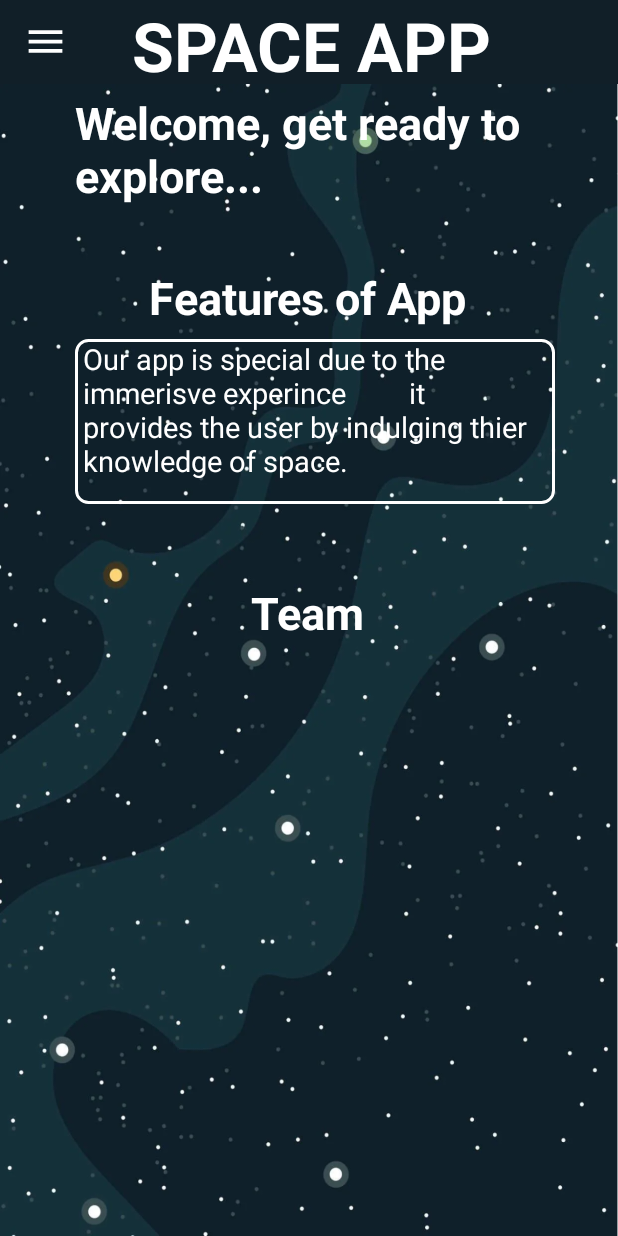
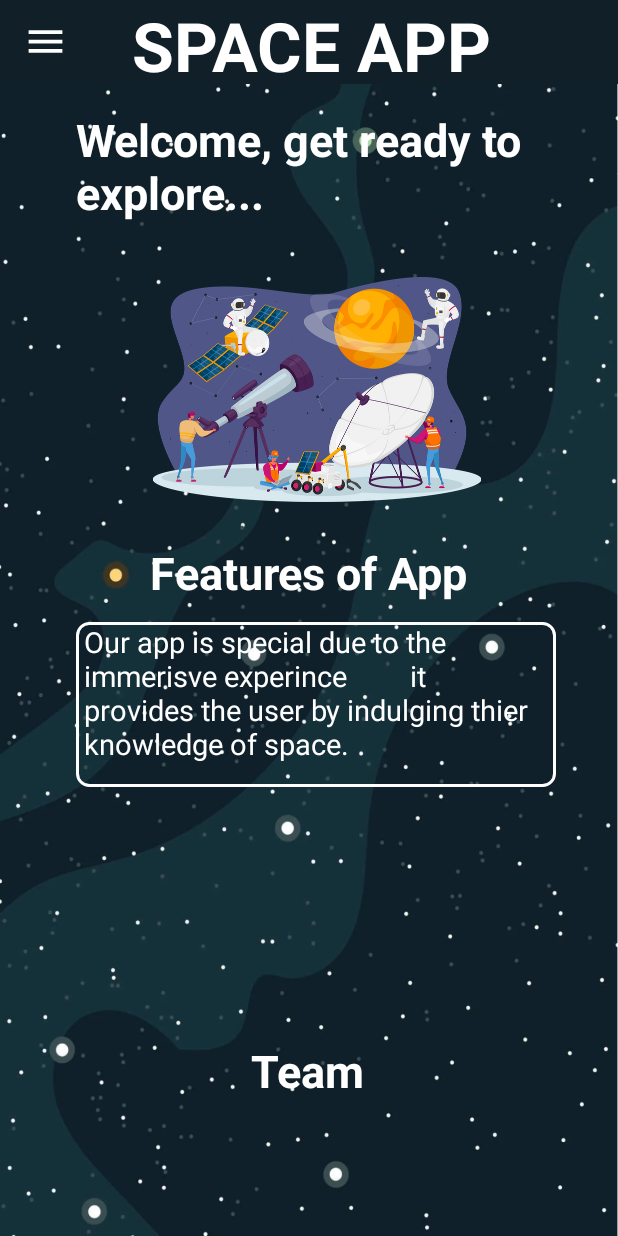
Before and after one commit to stephenthomas04/Space_News_App, an Android app: the screen it shows after launch (MainActivity), on a phone screen of 412 x 824 dp. Run offline under Robolectric (Android 15) with nearby library versions, the phone set to English and light mode, and no system bars; our stand-ins replace Volley, navigation-ui; Roboto replaces fonts that are not available here.

Commit message:
added pic to home screen

```diff
--- a/app/src/main/res/layout/fragment_home.xml
+++ b/app/src/main/res/layout/fragment_home.xml
@@ -1,5 +1,6 @@
 <?xml version="1.0" encoding="utf-8"?>
-<FrameLayout xmlns:android="http://schemas.android.com/apk/res/android"
+<androidx.constraintlayout.widget.ConstraintLayout xmlns:android="http://schemas.android.com/apk/res/android"
+    xmlns:app="http://schemas.android.com/apk/res-auto"
     xmlns:tools="http://schemas.android.com/tools"
     android:layout_width="match_parent"
     android:layout_height="match_parent"
@@ -8,59 +9,90 @@
     tools:context=".Home">
 
 
+    <TextView
+        android:id="@+id/textView4"
+        android:layout_width="310dp"
+        android:layout_height="105dp"
+        android:layout_gravity="top"
+        android:gravity="top"
+        android:text="Welcome, get ready to explore..."
+        android:textColor="@color/white"
+        android:textSize="30dp"
+        android:textStyle="bold"
+        app:layout_constraintBottom_toBottomOf="parent"
+        app:layout_constraintEnd_toEndOf="parent"
+        app:layout_constraintHorizontal_bias="0.495"
+        app:layout_constraintStart_toStartOf="parent"
+        app:layout_constraintTop_toTopOf="parent"
+        app:layout_constraintVertical_bias="0.025" />
 
-        <TextView
-            android:layout_width="310dp"
-            android:layout_height="105dp"
-            android:gravity="top"
-            android:layout_gravity="top"
-            android:layout_marginTop="5dp"
-            android:layout_marginLeft="50dp"
-            android:textStyle="bold"
-            android:text="Welcome, get ready to explore..."
-            android:textColor="@color/white"
-            android:textSize="30dp" />
-
+    <ImageView
+        android:id="@+id/imageView2"
+        android:layout_width="300dp"
+        android:layout_height="150dp"
+        android:layout_gravity="center"
+        android:src="@drawable/homepic1"
+        app:layout_constraintBottom_toBottomOf="parent"
+        app:layout_constraintEnd_toEndOf="parent"
+        app:layout_constraintHorizontal_bias="0.549"
+        app:layout_constraintStart_toStartOf="parent"
+        app:layout_constraintTop_toTopOf="parent"
+        app:layout_constraintVertical_bias="0.208" />
 
     <TextView
+        android:id="@+id/textView2"
         android:layout_width="310dp"
         android:layout_height="105dp"
+        android:layout_gravity="top"
         android:gravity="center"
-        android:layout_gravity="top"
-        android:layout_marginTop="90dp"
-        android:layout_marginLeft="50dp"
-        android:textStyle="bold"
         android:text="Features of App"
         android:textColor="@color/white"
-        android:textSize="30dp" />
-
+        android:textSize="30dp"
+        android:textStyle="bold"
+        app:layout_constraintBottom_toBottomOf="parent"
+        app:layout_constraintEnd_toEndOf="parent"
+        app:layout_constraintHorizontal_bias="0.495"
+        app:layout_constraintStart_toStartOf="parent"
+        app:layout_constraintTop_toTopOf="parent"
+        app:layout_constraintVertical_bias="0.412" />
 
     <TextView
+        android:id="@+id/textView"
         android:layout_width="320dp"
         android:layout_height="110dp"
+        android:layout_gravity="top"
         android:background="@drawable/search_view_background"
         android:gravity="top"
         android:paddingLeft="5dp"
-        android:layout_gravity="top"
-        android:layout_marginLeft="50dp"
-        android:layout_marginTop="170dp"
         android:text="Our app is special due to the immerisve experince
         it provides the user by indulging thier knowledge of space.  "
         android:textColor="@color/white"
-        android:textSize="19dp" />
+        android:textSize="19dp"
+        app:layout_constraintBottom_toBottomOf="parent"
+        app:layout_constraintEnd_toEndOf="parent"
+        app:layout_constraintHorizontal_bias="0.549"
+        app:layout_constraintStart_toStartOf="parent"
+        app:layout_constraintTop_toTopOf="parent"
+        app:layout_constraintVertical_bias="0.545" />
 
     <TextView
+        android:id="@+id/textView3"
         android:layout_width="310dp"
         android:layout_height="105dp"
+        android:layout_gravity="top"
+        android:layout_marginLeft="50dp"
         android:gravity="center"
-        android:layout_gravity="top"
-        android:layout_marginTop="300dp"
-        android:layout_marginLeft="50dp"
-        android:textStyle="bold"
         android:text="Team"
         android:textColor="@color/white"
-        android:textSize="30dp" />
+        android:textSize="30dp"
+        android:textStyle="bold"
+        app:layout_constraintBottom_toBottomOf="parent"
+        app:layout_constraintEnd_toEndOf="parent"
+        app:layout_constraintEnd_toStartOf="@+id/textView"
+        app:layout_constraintHorizontal_bias="0.0"
+        app:layout_constraintStart_toStartOf="parent"
+        app:layout_constraintTop_toTopOf="parent"
+        app:layout_constraintVertical_bias="0.913" />
 
 
-
-</FrameLayout>
+</androidx.constraintlayout.widget.ConstraintLayout>
--- a/app/src/main/res/menu/navigation_menu.xml
+++ b/app/src/main/res/menu/navigation_menu.xml
@@ -1,5 +1,6 @@
 <?xml version="1.0" encoding="utf-8"?>
 <menu xmlns:android="http://schemas.android.com/apk/res/android">
+
     <item
         android:id="@+id/homeMenu"
         android:icon="@drawable/home"
```
Also changed, not shown: app/src/main/res/drawable-v24/homepic1.png (added), app/src/main/res/drawable-v24/homepic2.jpg (added), app/src/main/res/drawable-v24/telemany.png (added).
